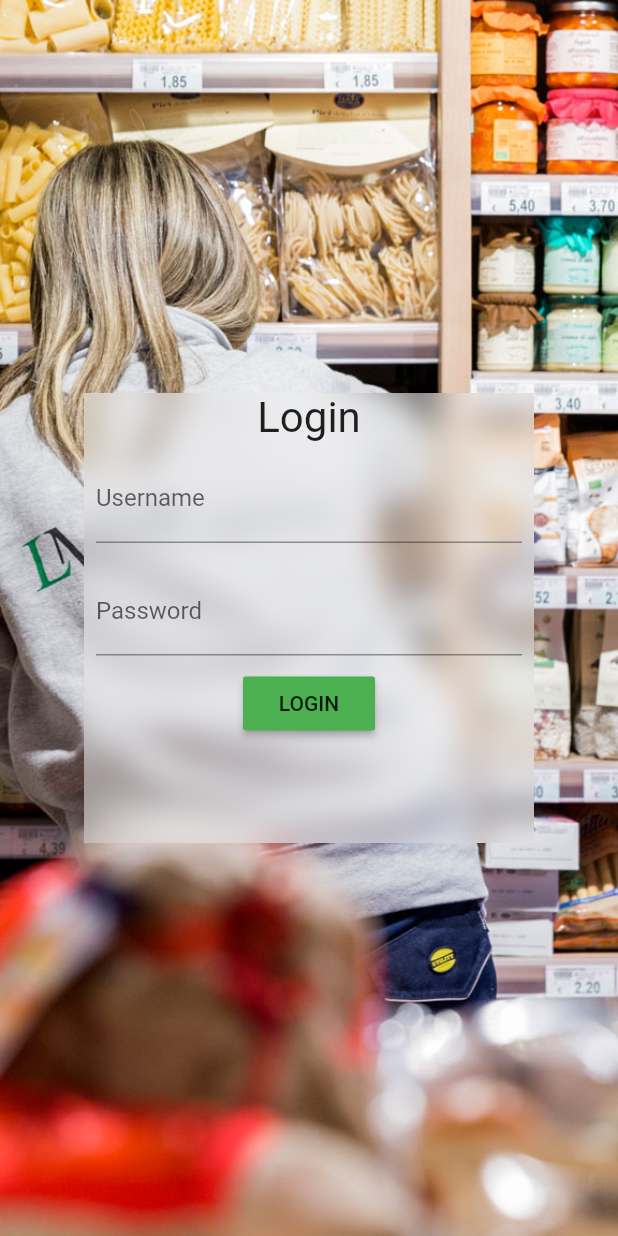
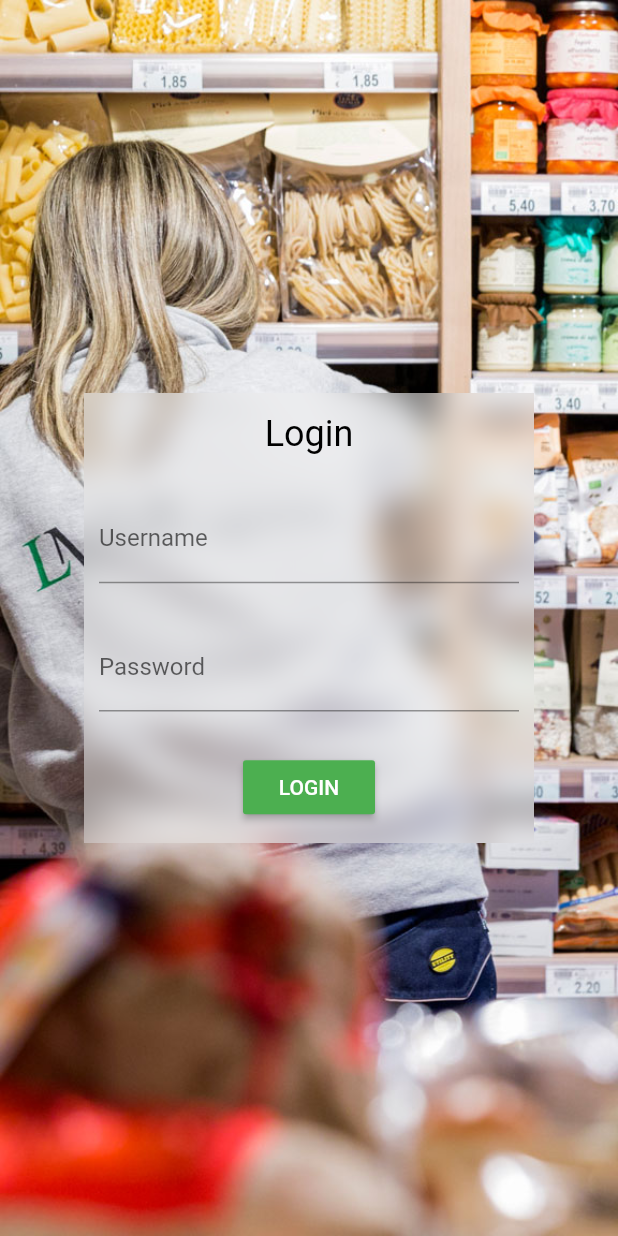
Before and after one commit to fulvioieva/lmm_logistics, a Flutter app: the screen it shows after launch, on a phone screen of 412 x 824 dp. Run offline on Flutter 3.47's test engine with Material 2 defaults, Android fonts, the phone set to English and light mode, and no system bars; our stand-ins replace flash, shared_preferences, sqflite; missing offline and left inert: dropdownfield; accounts and stored records are empty.

Commit message:
Bug fixing and add auto login

```diff
--- a/lib/auth.dart
+++ b/lib/auth.dart
@@ -25,6 +25,7 @@ class AuthStateProvider {
     int idUser = await db.idUser();
     if (globals.logger) print("IdUser " + idUser.toString());
     globals.userId = idUser;
+    globals.listener = _subscribers;
     if(isLoggedIn)
       notify(AuthState.LOGGED_IN);
     else
--- a/lib/data/rest_ds.dart
+++ b/lib/data/rest_ds.dart
@@ -753,7 +753,7 @@ class RestDatasource {
           print(onError);
           return Future.value("403");
         });
-      }else{
+      } else {
         return Future.value("406");
       }
     } else {
--- a/lib/routes.dart
+++ b/lib/routes.dart
@@ -1,11 +1,11 @@
 import 'package:flutter/material.dart';
 import 'package:lmm_logistics/screens/home/home_screen.dart';
 import 'package:lmm_logistics/screens/home/insertdate.dart';
-import 'package:lmm_logistics/screens/login/login_screen.dart';
+import 'package:lmm_logistics/screens/login/loginPage.dart';
 
 final routes = {
-  '/login':        (BuildContext context) => new LoginScreen(),
+  '/login':        (BuildContext context) => new LoginPage(),
   '/home':         (BuildContext context) => new HomeScreen(),
   '/insertdate':   (BuildContext context) => new InsertDate(),
-  '/' :            (BuildContext context) => new LoginScreen(),
+  '/' :            (BuildContext context) => new LoginPage(),
 };
--- /dev/null
+++ b/lib/screens/login/loginPage.dart
@@ -0,0 +1,155 @@
+import 'dart:ui';
+import 'package:lmm_logistics/utils/globals.dart' as globals;
+import 'package:flash/flash.dart';
+import 'package:flutter/material.dart';
+import 'package:lmm_logistics/data/database_helper.dart';
+import 'package:lmm_logistics/data/rest_ds.dart';
+import 'package:lmm_logistics/models/user.dart';
+import 'package:lmm_logistics/screens/home/insertdate.dart';
+import 'package:shared_preferences/shared_preferences.dart';
+
+class LoginPage extends StatefulWidget {
+  @override
+  _LoginPageState createState() => _LoginPageState();
+}
+
+class _LoginPageState extends State<LoginPage> {
+  TextEditingController username = new TextEditingController();
+  TextEditingController password = new TextEditingController();
+  bool isloading = false;
+  RestDatasource api = new RestDatasource();
+
+  @override
+  void initState() {
+    autoLogIn();
+    super.initState();
+  }
+
+  @override
+  Widget build(BuildContext context) {
+    return Scaffold(
+      body: Container(
+        decoration: BoxDecoration(
+          image: DecorationImage(
+            image: AssetImage("assets/login_background.jpg"),
+            fit: BoxFit.cover,
+          ),
+        ),
+        child: new Center(
+          child: new ClipRect(
+            child: new BackdropFilter(
+              filter: new ImageFilter.blur(sigmaX: 10.0, sigmaY: 10.0),
+              child: new Container(
+                child: Center(
+                  child: isloading == false
+                      ? Column(
+                          mainAxisAlignment: MainAxisAlignment.spaceAround,
+                          children: <Widget>[
+                            Text("Login",
+                                style: TextStyle(
+                                    color: Colors.black, fontSize: 24)),
+                            Padding(
+                              padding:
+                                  const EdgeInsets.only(left: 10, right: 10),
+                              child: TextField(
+                                controller: username,
+                                decoration:
+                                    InputDecoration(labelText: "Username"),
+                              ),
+                            ),
+                            Padding(
+                              padding:
+                                  const EdgeInsets.only(left: 10, right: 10),
+                              child: TextField(
+                                controller: password,
+                                obscureText: true,
+                                decoration:
+                                    InputDecoration(labelText: "Password"),
+                              ),
+                            ),
+                            MaterialButton(
+                              onPressed: () {
+                                if (username.text.isNotEmpty &&
+                                    password.text.isNotEmpty) {
+                                  setState(() {
+                                    login(username.text, password.text);
+                                  });
+                                } else {
+                                  showFlash(
+                                      context: context,
+                                      duration: Duration(seconds: 1),
+                                      builder: (context, controller) {
+                                        return Flash(
+                                          controller: controller,
+                                          style: FlashStyle.floating,
+                                          boxShadows: kElevationToShadow[4],
+                                          backgroundColor: Colors.red,
+                                          child: FlashBar(
+                                            message: Text(
+                                              "Campi inseriti non corretti!",
+                                              style: TextStyle(
+                                                  color: Colors.white),
+                                            ),
+                                          ),
+                                        );
+                                      });
+                                }
+                              },
+                              color: Colors.green,
+                              child: Text(
+                                "LOGIN",
+                                style: TextStyle(color: Colors.white),
+                              ),
+                            )
+                          ],
+                        )
+                      : CircularProgressIndicator(
+                          backgroundColor: Colors.green,
+                        ),
+                ),
+                height: 300.0,
+                width: 300.0,
+                decoration: new BoxDecoration(
+                    color: Colors.grey.shade200.withOpacity(0.5)),
+              ),
+            ),
+          ),
+        ),
+      ),
+    );
+  }
+
+  void login(String username, String password) async {
+    final SharedPreferences prefs = await SharedPreferences.getInstance();
+    setState(() {
+      isloading = true;
+    });
+    User user = await api.login(username, password).then((User user) {
+      return user;
+    });
+    prefs.setString("id", user.id);
+    prefs.setString("username", user.username);
+    prefs.setString("password", user.password);
+    var db = new DatabaseHelper();
+    await db.deleteUsers();
+    await db.saveUser(user).then((dynamic value) {
+      globals.userId = int.parse(user.id);
+      Navigator.of(context).pushReplacement(
+          MaterialPageRoute(builder: (context) => InsertDate()));
+    });
+  }
+
+  void autoLogIn() async {
+    final SharedPreferences prefs = await SharedPreferences.getInstance();
+    final String username = prefs.getString('username');
+    final String password = prefs.getString('password');
+
+    if (username != null) {
+      login(username, password);
+    } else {
+      setState(() {
+        isloading = false;
+      });
+    }
+  }
+}
--- a/lib/utils/globals.dart
+++ b/lib/utils/globals.dart
@@ -1,5 +1,8 @@
 library my_prj.globals;
 
+import 'package:lmm_logistics/auth.dart';
+
+List<AuthStateListener> listener;
 bool multiSito = true;
 bool logger = false;
 bool resetDB = false;
--- a/pubspec.yaml
+++ b/pubspec.yaml
@@ -12,6 +12,7 @@ dependencies:
   dropdownfield: ^1.0.1
   flutter:
     sdk: flutter
+  shared_preferences: ^0.5.3+4
 
   flutter_localizations:
     sdk: flutter
```
Also changed, not shown: lib/models/user.dart (+8 -1 lines), lib/screens/home/home_screen.dart (+20 -11 lines), lib/screens/login/login_screen.dart (+10 -3 lines), lib/screens/login/login_screen_presenter.dart (+5 -5 lines), pubspec.lock.
